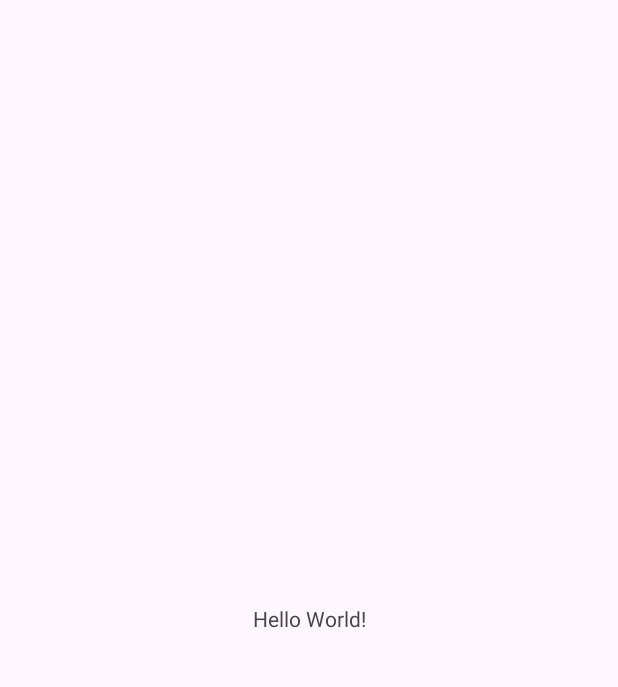
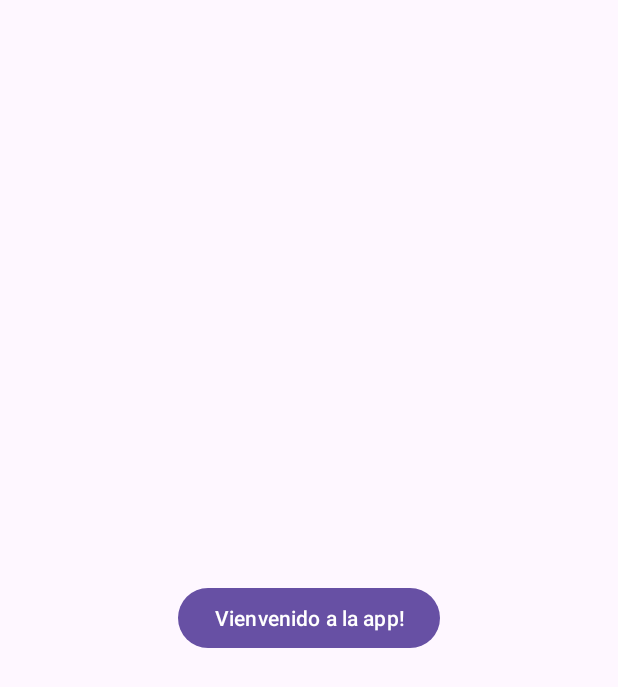
Before and after one commit to Joelgs13/Super_Scroll_Infinito, an Android app: the screen it shows after launch (MainActivity), on a phone screen of 412 x 824 dp. Before the commit the part shown is almost empty. Shown: the top 687 px of the screen. Run offline under Robolectric (Android 15) with nearby library versions, the phone set to English and light mode, and no system bars.

Commit message:
componentes en android y sus atributos

```diff
--- a/app/src/main/res/layout/activity_main.xml
+++ b/app/src/main/res/layout/activity_main.xml
@@ -7,10 +7,10 @@
     android:layout_height="match_parent"
     tools:context=".MainActivity">
 
-    <TextView
+    <Button
         android:layout_width="wrap_content"
         android:layout_height="wrap_content"
-        android:text="Hello World!"
+        android:text="Vienvenido a la app!"
         app:layout_constraintBottom_toBottomOf="parent"
         app:layout_constraintEnd_toEndOf="parent"
         app:layout_constraintStart_toStartOf="parent"
```
